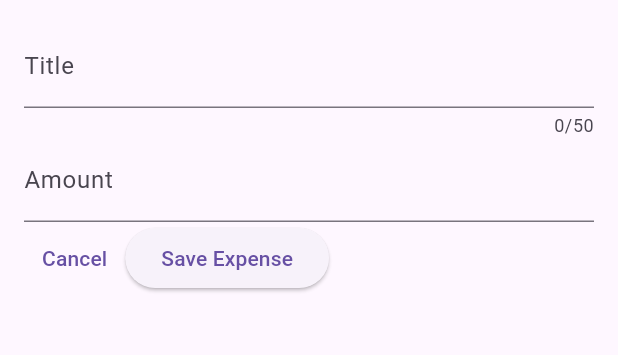
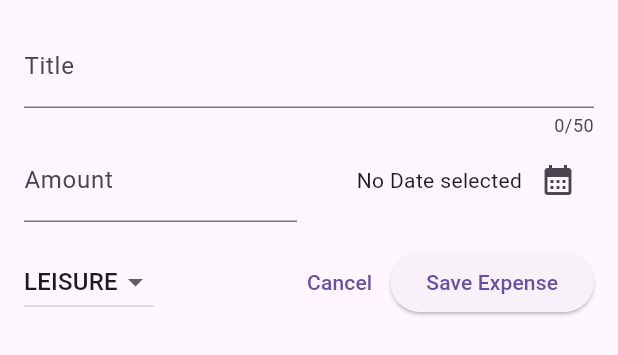
Before and after one commit to jakubit0/Expenses-Tracker, a Flutter app: the NewExpense widget shown alone on an empty page, opened directly, on a phone screen of 412 x 824 dp. Shown: the top 355 px of the screen. Run offline on Flutter 3.47's test engine with Material 2 defaults, Android fonts, the phone set to English and light mode, and no system bars.

Commit message:
updated new_expense

```diff
--- a/expenses_tracker/lib/widgets/new_expense.dart
+++ b/expenses_tracker/lib/widgets/new_expense.dart
@@ -1,3 +1,4 @@
+import 'package:expenses_tracker/models/expense.dart';
 import 'package:flutter/material.dart';
 
 class NewExpense extends StatefulWidget {
@@ -10,6 +11,22 @@ class NewExpense extends StatefulWidget {
 class _NewExpenseState extends State<NewExpense> {
   final _titleController = TextEditingController();
   final _amountController = TextEditingController();
+  DateTime? _selectedDate;
+  Category _selectedCategory = Category.leisure;
+
+  void _presentDatePicker() async {
+    final now = DateTime.now();
+    final firstDate = DateTime(now.year - 1, now.month, now.day);
+    final pickedData = await showDatePicker(
+      context: context,
+      initialDate: now,
+      firstDate: firstDate,
+      lastDate: now,
+    );
+    setState(() {
+      _selectedDate = pickedData;
+    });
+  }
 
   @override
   void dispose() {
@@ -29,7 +46,10 @@ class _NewExpenseState extends State<NewExpense> {
             maxLength: 50,
             decoration: const InputDecoration(label: Text('Title')),
           ),
-          TextField(
+          Row(
+            children: [
+              Expanded(
+                child: TextField(
                   controller: _amountController,
                   keyboardType: TextInputType.number,
                   decoration: const InputDecoration(
@@ -37,12 +57,53 @@ class _NewExpenseState extends State<NewExpense> {
                     label: Text('Amount'),
                   ),
                 ),
+              ),
+              const SizedBox(width: 16),
+              Expanded(
+                child: Row(
+                  mainAxisAlignment: MainAxisAlignment.end,
+                  crossAxisAlignment: CrossAxisAlignment.center,
+                  children: [
+                    Text(_selectedDate == null
+                        ? 'No Date selected'
+                        : formatter.format(_selectedDate!)),
+                    IconButton(
+                        onPressed: _presentDatePicker,
+                        icon: const Icon(Icons.calendar_month))
+                  ],
+                ),
+              )
+            ],
+          ),
+          const SizedBox(height: 16),
           Row(
             children: [
+              DropdownButton(
+                  value: _selectedCategory,
+                  items: Category.values
+                      .map(
+                        (category) => DropdownMenuItem(
+                          value: category,
+                          child: Text(
+                            category.name.toUpperCase(),
+                          ),
+                        ),
+                      )
+                      .toList(),
+                  onChanged: (value) {
+                    setState(() {
+                      if (value == null) {
+                        return;
+                      }
+                      _selectedCategory = value;
+                    });
+                  }),
+              const Spacer(),
               TextButton(
-                onPressed: () {},
-                 child: const Text('Cancel')
-                 ),
+                  onPressed: () {
+                    Navigator.pop(context);
+                  },
+                  child: const Text('Cancel')),
               ElevatedButton(
                 onPressed: () {
                   print(_titleController.text);
```
Lines whose indentation alone changed are shown as unchanged.
